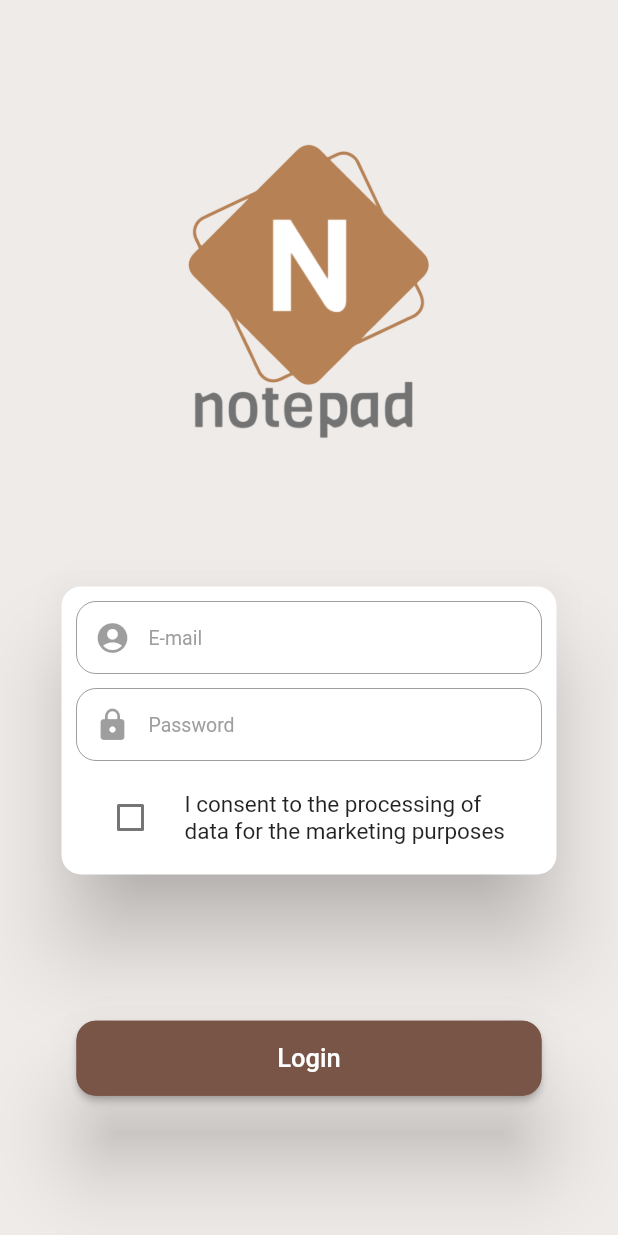
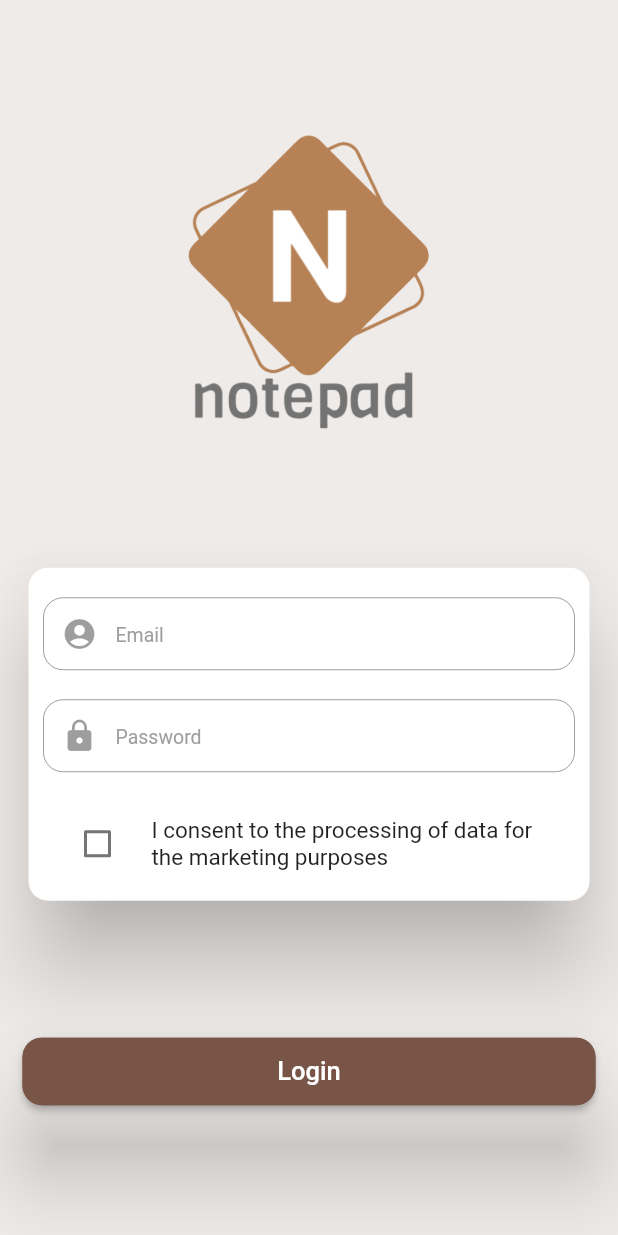
Before and after one commit to pawuload/flutter-notepad, a Flutter app: the screen it shows after launch, on a phone screen of 412 x 824 dp. Run offline on Flutter 3.47's test engine with Material 2 defaults, Android fonts, the phone set to English and light mode, and no system bars; our stand-ins replace animated_splash_screen, firebase_core; accounts and stored records are empty.

Commit message:
rebuilt textfields and button, small changes in layout

```diff
--- a/lib/main.dart
+++ b/lib/main.dart
@@ -1,7 +1,8 @@
-import 'package:app/screens/auth_screen.dart';
+import 'package:app/screens/login_screen/auth_screen.dart';
 import 'package:flutter/material.dart';
 import 'package:firebase_core/firebase_core.dart';
 import 'package:animated_splash_screen/animated_splash_screen.dart';
+import 'widgets/theme/theme.dart';
 // import 'package:cloud_firestore/cloud_firestore.dart';
 
 void main() async {
@@ -16,11 +17,12 @@ class MyApp extends StatelessWidget {
   @override
   Widget build(BuildContext context) {
     return MaterialApp(
+      debugShowCheckedModeBanner: false,
       title: 'notepad',
       home: AnimatedSplashScreen(
         splash: Image.asset('assets/images/logo.png'),
         nextScreen: const MyHomePage(),
-        backgroundColor: const Color(0xdbafa09a),
+        backgroundColor: AppTheme.colors.lightestBrown,
         duration: 1000,
       ),
     );
--- a/lib/screens/auth_screen.dart
+++ b/lib/screens/login_screen/auth_screen.dart
@@ -1,7 +1,7 @@
 import 'package:flutter/material.dart';
 
-import '../widgets/auth/auth_form.dart';
-import '../widgets/auth/login_button.dart';
+import 'widgets/auth_form.dart';
+import '../../widgets/app_button.dart';
 
 class AuthScreen extends StatefulWidget {
   const AuthScreen({Key? key}) : super(key: key);
@@ -23,7 +23,9 @@ class _AuthScreenState extends State<AuthScreen> {
             child: Image.asset('assets/images/logo.png'),
           ),
           const AuthForm(),
-          const Login(),
+          const Btn(
+            textBtn: 'Login',
+          ),
         ],
       ),
     );
--- /dev/null
+++ b/lib/screens/login_screen/widgets/auth_form.dart
@@ -0,0 +1,71 @@
+import 'package:flutter/material.dart';
+import '../../../widgets/app_textfield.dart';
+
+class AuthForm extends StatefulWidget {
+  const AuthForm({Key? key}) : super(key: key);
+
+  @override
+  State<AuthForm> createState() => _AuthFormState();
+}
+
+class _AuthFormState extends State<AuthForm> {
+  var userIcon = const Icon(Icons.account_circle);
+  var passwordIcon = const Icon(Icons.lock);
+
+  bool value = false;
+  bool isChecked = true;
+
+  @override
+  Widget build(BuildContext context) {
+    return Center(
+      child: Container(
+        padding: const EdgeInsets.symmetric(horizontal: 15),
+        child: Card(
+          elevation: 25,
+          shape: RoundedRectangleBorder(
+            borderRadius: BorderRadius.circular(13),
+          ),
+          child: SingleChildScrollView(
+            padding: const EdgeInsets.symmetric(vertical: 10, horizontal: 10),
+            child: Column(
+              mainAxisSize: MainAxisSize.min,
+              children: <Widget>[
+                Field(
+                  hintText: 'Email',
+                  icon: userIcon,
+                  enabled: value,
+                  inputType: TextInputType.emailAddress,
+                  obscure: false,
+                ),
+                Field(
+                  hintText: 'Password',
+                  icon: passwordIcon,
+                  enabled: value,
+                  inputType: TextInputType.visiblePassword,
+                  obscure: true,
+                ),
+                Padding(
+                  padding: const EdgeInsets.only(top: 10),
+                  child: CheckboxListTile(
+                    value: value,
+                    onChanged: (value) {
+                      setState(() {
+                        this.value = value!;
+                        isChecked = value;
+                      });
+                    },
+                    title: const Text(
+                      'I consent to the processing of data for the marketing purposes',
+                      style: TextStyle(fontSize: 15),
+                    ),
+                    controlAffinity: ListTileControlAffinity.leading,
+                  ),
+                ),
+              ],
+            ),
+          ),
+        ),
+      ),
+    );
+  }
+}
--- /dev/null
+++ b/lib/widgets/app_button.dart
@@ -0,0 +1,39 @@
+import 'package:flutter/material.dart';
+
+class Btn extends StatelessWidget {
+  final String textBtn;
+
+  const Btn({Key? key, required this.textBtn}) : super(key: key);
+
+  @override
+  Widget build(BuildContext context) {
+    return Container(
+      padding: const EdgeInsets.symmetric(horizontal: 15),
+      width: double.infinity,
+      height: 45,
+      child: Material(
+        borderRadius: const BorderRadius.all(Radius.circular(50)),
+        elevation: 25,
+        child: ElevatedButton(
+          child: Text(
+            textBtn,
+            style: const TextStyle(fontWeight: FontWeight.w500, fontSize: 17),
+          ),
+          onPressed: () {},
+          style: _buildButtonStyle(),
+        ),
+      ),
+    );
+  }
+}
+
+ButtonStyle _buildButtonStyle() {
+  return ButtonStyle(
+    shape: MaterialStateProperty.all<RoundedRectangleBorder>(
+      RoundedRectangleBorder(
+        borderRadius: BorderRadius.circular(13),
+        side: const BorderSide(color: Colors.brown),
+      ),
+    ),
+  );
+}
--- /dev/null
+++ b/lib/widgets/app_textfield.dart
@@ -0,0 +1,54 @@
+import 'package:flutter/material.dart';
+
+class Field extends StatefulWidget {
+  final String hintText;
+  final dynamic icon;
+  final dynamic inputType;
+  final bool enabled;
+  final bool obscure;
+
+  const Field(
+      {Key? key,
+      required this.hintText,
+      this.icon,
+      required this.enabled,
+      required this.inputType,
+      required this.obscure})
+      : super(key: key);
+
+  @override
+  State<Field> createState() => _FieldState();
+}
+
+class _FieldState extends State<Field> {
+  get prefixIcon => null;
+
+  @override
+  Widget build(BuildContext context) {
+    return Column(
+      children: [
+        Container(
+          padding: const EdgeInsets.symmetric(vertical: 10),
+          child: TextFormField(
+            enabled: widget.enabled,
+            keyboardType: widget.inputType,
+            obscureText: widget.obscure,
+            decoration: InputDecoration(
+              hintText: widget.hintText,
+              contentPadding:
+                  const EdgeInsets.symmetric(vertical: 0, horizontal: 10),
+              prefixIcon: prefixIcon ?? widget.icon,
+              hintStyle: const TextStyle(fontSize: 13, color: Colors.grey),
+              border: OutlineInputBorder(
+                borderRadius: BorderRadius.circular(13),
+              ),
+            ),
+            style: const TextStyle(
+              fontSize: 16,
+            ),
+          ),
+        ),
+      ],
+    );
+  }
+}
--- a/lib/widgets/auth/auth_form.dart
+++ /dev/null
@@ -1,32 +0,0 @@
-import 'package:flutter/material.dart';
-import '../auth/text_field.dart';
-
-class AuthForm extends StatefulWidget {
-  const AuthForm({Key? key}) : super(key: key);
-
-  @override
-  State<AuthForm> createState() => _AuthFormState();
-}
-
-class _AuthFormState extends State<AuthForm> {
-  @override
-  Widget build(BuildContext context) {
-    return Center(
-      child: Card(
-        elevation: 25,
-        shape: RoundedRectangleBorder(
-          borderRadius: BorderRadius.circular(13),
-        ),
-        child: SingleChildScrollView(
-          padding: const EdgeInsets.symmetric(vertical: 10, horizontal: 10),
-          child: Column(
-            mainAxisSize: MainAxisSize.min,
-            children: const <Widget>[
-              Fields(),
-            ],
-          ),
-        ),
-      ),
-    );
-  }
-}
--- a/lib/widgets/auth/login_button.dart
+++ /dev/null
@@ -1,30 +0,0 @@
-import 'package:flutter/material.dart';
-
-class Login extends StatelessWidget {
-  const Login({Key? key}) : super(key: key);
-
-  @override
-  Widget build(BuildContext context) {
-    return Material(
-      borderRadius: const BorderRadius.all(Radius.circular(50)),
-      elevation: 25,
-      child: SizedBox(
-        width: 310,
-        height: 50,
-        child: ElevatedButton(
-          child: const Text(
-            'Login',
-            style: TextStyle(fontWeight: FontWeight.w500, fontSize: 17),
-          ),
-          onPressed: () {},
-          style: ButtonStyle(
-              shape: MaterialStateProperty.all<RoundedRectangleBorder>(
-                  RoundedRectangleBorder(
-                    borderRadius: BorderRadius.circular(13),
-                    side: const BorderSide(color: Colors.brown),
-                  ))),
-        ),
-      ),
-    );
-  }
-}
--- a/lib/widgets/auth/text_field.dart
+++ /dev/null
@@ -1,86 +0,0 @@
-import 'package:flutter/material.dart';
-
-class Fields extends StatefulWidget {
-  const Fields({Key? key}) : super(key: key);
-
-  @override
-  State<Fields> createState() => _FieldsState();
-}
-
-class _FieldsState extends State<Fields> {
-  get prefixIcon => null;
-  bool value = false;
-  bool isChecked = false;
-
-  @override
-  Widget build(BuildContext context) {
-    return Column(
-      children: [
-        SizedBox(
-          width: 310,
-          child: TextFormField(
-            enabled: isChecked,
-            keyboardType: TextInputType.emailAddress,
-            decoration: InputDecoration(
-              contentPadding:
-                  const EdgeInsets.symmetric(vertical: 0, horizontal: 10),
-              prefixIcon: prefixIcon ?? const Icon(Icons.account_circle),
-              hintText: 'E-mail',
-              hintStyle: const TextStyle(fontSize: 13, color: Colors.grey),
-              border: OutlineInputBorder(
-                borderRadius: BorderRadius.circular(13),
-              ),
-            ),
-            style: const TextStyle(
-              fontSize: 16,
-            ),
-          ),
-        ),
-        const SizedBox(
-          height: 10,
-        ),
-        SizedBox(
-          width: 310,
-          child: TextFormField(
-            enabled: isChecked,
-            keyboardType: TextInputType.visiblePassword,
-            obscureText: true,
-            decoration: InputDecoration(
-              contentPadding:
-                  const EdgeInsets.symmetric(vertical: 0, horizontal: 10),
-              prefixIcon: prefixIcon ?? const Icon(Icons.lock),
-              hintText: 'Password',
-              hintStyle: const TextStyle(fontSize: 13, color: Colors.grey),
-              border: OutlineInputBorder(
-                borderRadius: BorderRadius.circular(13),
-              ),
-            ),
-            style: const TextStyle(
-              fontSize: 16,
-            ),
-          ),
-        ),
-        Padding(
-          padding: const EdgeInsets.only(top: 10),
-          child: SizedBox(
-            width: 310,
-            child: CheckboxListTile(
-              value: value,
-              onChanged: (value) {
-                setState(() {
-                  this.value = value!;
-                  isChecked = value;
-                });
-              },
-              title: const Text(
-                'I consent to the processing of data for the marketing purposes',
-                style: TextStyle(fontSize: 15),
-              ),
-              controlAffinity: ListTileControlAffinity.leading,
-            ),
-          ),
-        ),
-      ],
-    );
-  }
-}
--- /dev/null
+++ b/lib/widgets/theme/colors.dart
@@ -0,0 +1,12 @@
+import 'package:flutter/material.dart';
+
+@immutable
+class AppColors {
+  final lightBrown = const Color(0xffFFBF7E);
+  final lighterBrown = const Color(0xffffe3cf);
+  final lightestBrown = const Color(0xffffd4ae);
+  final brown = const Color(0xff755335);
+  final focusBrown = const Color(0xff5d2f07);
+
+  const AppColors();
+}
--- /dev/null
+++ b/lib/widgets/theme/theme.dart
@@ -0,0 +1,17 @@
+import 'package:flutter/material.dart';
+import 'colors.dart';
+
+@immutable
+class AppTheme{
+  static const colors = AppColors();
+
+  const AppTheme._();
+
+  static ThemeData define(){
+    return ThemeData(
+      primaryColor: const Color(0xffFFBF7E),
+      accentColor: const Color(0xff755335),
+      focusColor: const Color(0xff5d2f07),
+    );
+  }
+}
```
Also changed, not shown: lib/screens/splash_screen/splash_screen.dart (renamed from lib/screens/splash_screen.dart).
